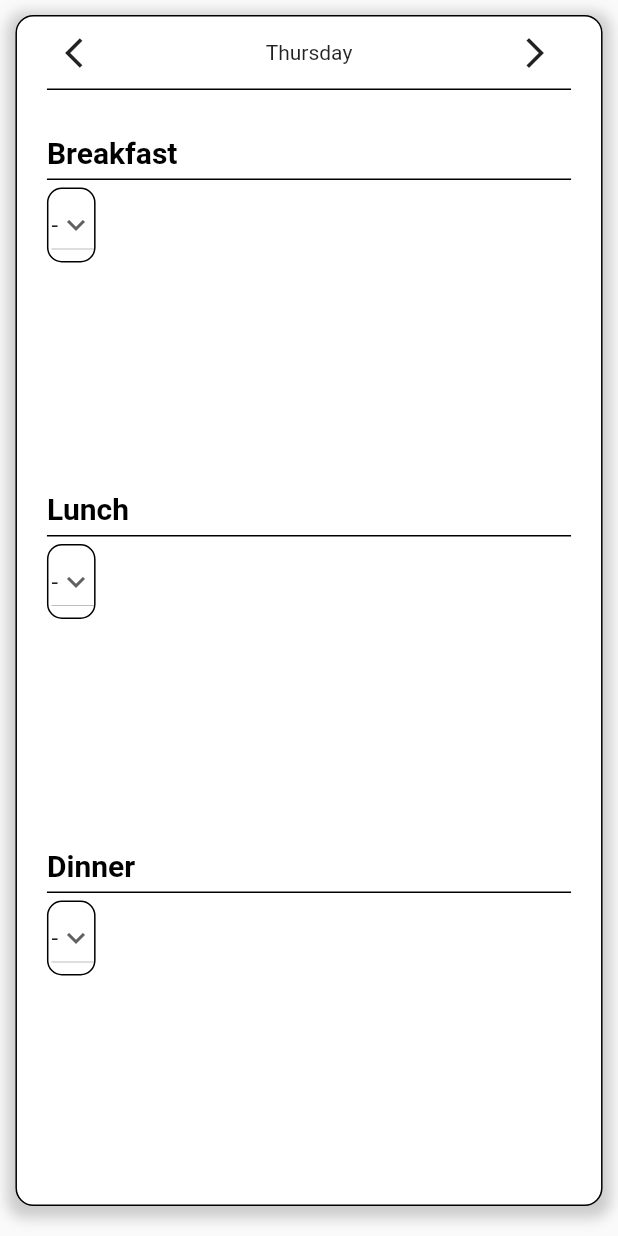
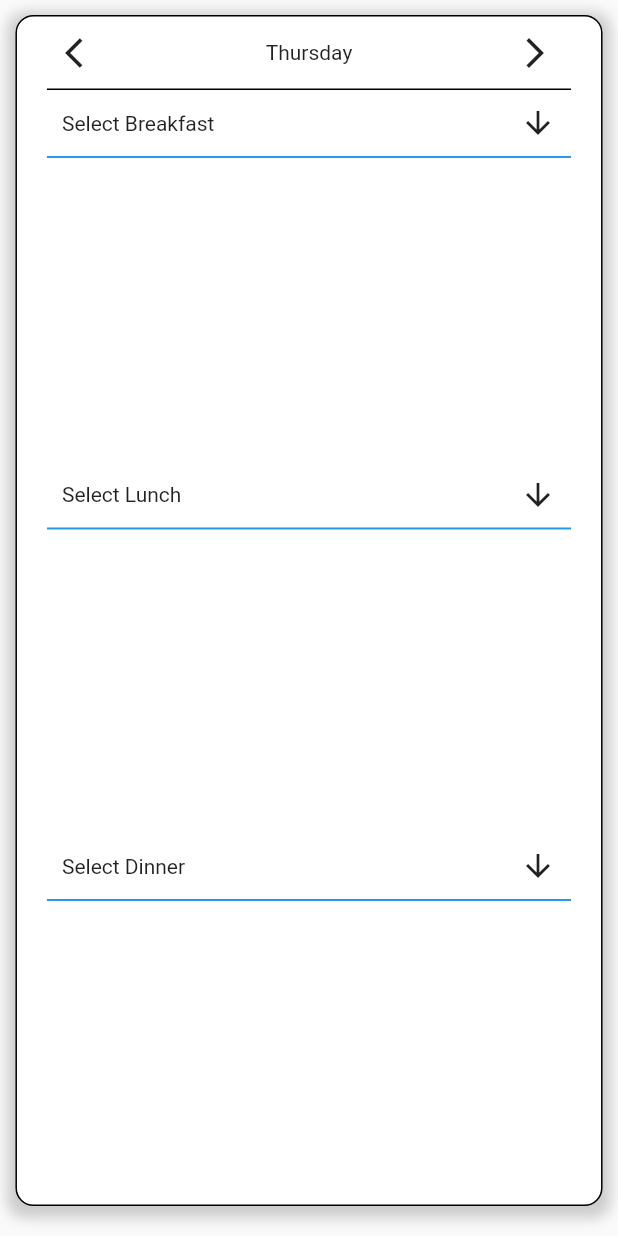
Before and after one commit to oisinfarrell00/Meal-Plan-App, a Flutter app: the WeeklyMealPlanSelecter screen opened directly, on a phone screen of 412 x 824 dp. Run offline on Flutter 3.47's test engine with Material 2 defaults, Android fonts, the light colour scheme and no system bars; drawn by our look-alikes of multi_select_flutter; our stand-ins replace cloud_firestore, firebase_core; accounts and stored records are empty; Roboto replaces fonts that are missing (Montserrat).

Commit message:
made ui changes to edit meal plan UI. Its not a multi select dropdown. This required major design changes to the provider to allow multiple meals per meal  which will be made now.

```diff
--- a/meal_plan_app/lib/widgets/meal_dropdown_widget.dart
+++ b/meal_plan_app/lib/widgets/meal_dropdown_widget.dart
@@ -1,6 +1,7 @@
 import 'package:flutter/material.dart';
 import 'package:meal_plan_app/providers/weekly_meal_plan_provider.dart';
 import 'package:cloud_firestore/cloud_firestore.dart';
+import 'package:multi_select_flutter/multi_select_flutter.dart';
 import 'package:provider/provider.dart';
 
 // ignore: must_be_immutable
@@ -16,36 +17,26 @@ class MealDropDown extends StatefulWidget {
 }
 
 class _MealDropDownState extends State<MealDropDown> {
+  var meals = [];
   @override
   Widget build(BuildContext context) {
     var selectedMeals = context.watch<MealSelectionsProvider>().weeklyMeals;
-    debugPrint("Selected meals: $selectedMeals");
+    //debugPrint("Selected meals: $selectedMeals");
     return Consumer<MealSelectionsProvider>(
       builder: (context, mealSelectionsProvider, _) {
-        return Container(
-            decoration: BoxDecoration(
-                border: Border.all(color: Colors.black),
-                borderRadius: BorderRadius.circular(10)),
-            child: Padding(
-              padding: const EdgeInsets.only(left: 2.0),
-              child: DropdownButton(
-                value: selectedMeals[widget.day][widget.meal],
-                icon: const Icon(Icons.keyboard_arrow_down),
-                items: widget.items.map((String item) {
-                  return DropdownMenuItem(
-                    value: item,
-                    child: Text(item),
-                  );
-                }).toList(),
-                onChanged: (String? newItem) {
-                  setState(() {
-                    // This is required to show the display value on the dropdown menu and update the meal plan. Not best
-                    // practice but will do for now!
-                  });
-                  updateShoppingList(newItem!);
-                },
-              ),
-            ));
+        return SingleChildScrollView(
+          child: MultiSelectDialogField(
+            buttonText: Text("Select ${getMealNameByInt(widget.meal)}"),
+            items: widget.items
+                .map((String item) => MultiSelectItem(item, item))
+                .toList(),
+            listType: MultiSelectListType.CHIP,
+            initialValue: [selectedMeals[widget.day][widget.meal]],
+            onConfirm: (values) {
+              meals = values;
+            },
+          ),
+        );
       },
     );
   }
@@ -70,7 +61,6 @@ class _MealDropDownState extends State<MealDropDown> {
             for (int index = 0; index < ingredients.length; index++) {
               shoppingList.add(ingredients[index]['name']);
             }
-            //shoppingList.addAll(ingredients);
           } else {
             debugPrint('No ingredients found in the document.');
           }
@@ -122,4 +112,14 @@ class _MealDropDownState extends State<MealDropDown> {
     List<dynamic> resultList = uniqueItems.toList();
     return resultList;
   }
+
+  String getMealNameByInt(int mealIndex) {
+    if (mealIndex == 0) {
+      return "Breakfast";
+    } else if (mealIndex == 1) {
+      return "Lunch";
+    } else {
+      return "Dinner";
+    }
+  }
 }
--- a/meal_plan_app/lib/widgets/weekly_plan_selecter.dart
+++ b/meal_plan_app/lib/widgets/weekly_plan_selecter.dart
@@ -19,9 +19,6 @@ class _WeeklyMealPlanSelecterState extends State<WeeklyMealPlanSelecter> {
       child: Column(
         mainAxisAlignment: MainAxisAlignment.start,
         children: [
-          const SizedBox(
-            height: 30,
-          ),
           mealTile("Breakfast", dayIndex, constants.breakfast),
           mealTile("Lunch", dayIndex, constants.lunch),
           mealTile("Dinner", dayIndex, constants.dinner),
@@ -33,25 +30,8 @@ class _WeeklyMealPlanSelecterState extends State<WeeklyMealPlanSelecter> {
   // This needs to posses the ability  to hold multiple meals.
   Widget mealTile(String meal, int dayIndex, int mealIndex) {
     return Expanded(
-      child: Column(
-        crossAxisAlignment: CrossAxisAlignment.start,
-        children: [
-          Container(
-            width: constants.CONTENT_WIDTH,
-            height: constants.MEAL_BOX_HEIGHT,
-            decoration: const BoxDecoration(
-                border: Border(bottom: BorderSide(color: Colors.black))),
-            child: Text(
-              meal,
-              style: constants.heading,
-            ),
-          ),
-          const SizedBox(
-            height: 5,
-          ),
-          StreamBuilder(
-              stream:
-                  FirebaseFirestore.instance.collection('Meals').snapshots(),
+      child: StreamBuilder(
+          stream: FirebaseFirestore.instance.collection('Meals').snapshots(),
           builder: (BuildContext context,
               AsyncSnapshot<QuerySnapshot<Map<String, dynamic>>> snapshot) {
             if (!snapshot.hasData) {
@@ -59,7 +39,7 @@ class _WeeklyMealPlanSelecterState extends State<WeeklyMealPlanSelecter> {
             } else {
               final meals = snapshot.data!.docs;
 
-                  var mealList = ['-'];
+              List<String> mealList = [];
               for (var meal in meals) {
                 final data = meal.data();
                 final mealName = data['name'] as String;
@@ -72,8 +52,6 @@ class _WeeklyMealPlanSelecterState extends State<WeeklyMealPlanSelecter> {
               );
             }
           }),
-        ],
-      ),
     );
   }
 
--- a/meal_plan_app/pubspec.yaml
+++ b/meal_plan_app/pubspec.yaml
@@ -36,6 +36,7 @@ dependencies:
   provider: ^6.0.5
   flutter_riverpod: ^1.0.0
   intl: ^0.18.1
+  multi_select_flutter: ^4.1.3
 
   # The following adds the Cupertino Icons font to your application.
   # Use with the CupertinoIcons class for iOS style icons.
```
Also changed, not shown: meal_plan_app/pubspec.lock. Lines whose indentation alone changed are shown as unchanged.
